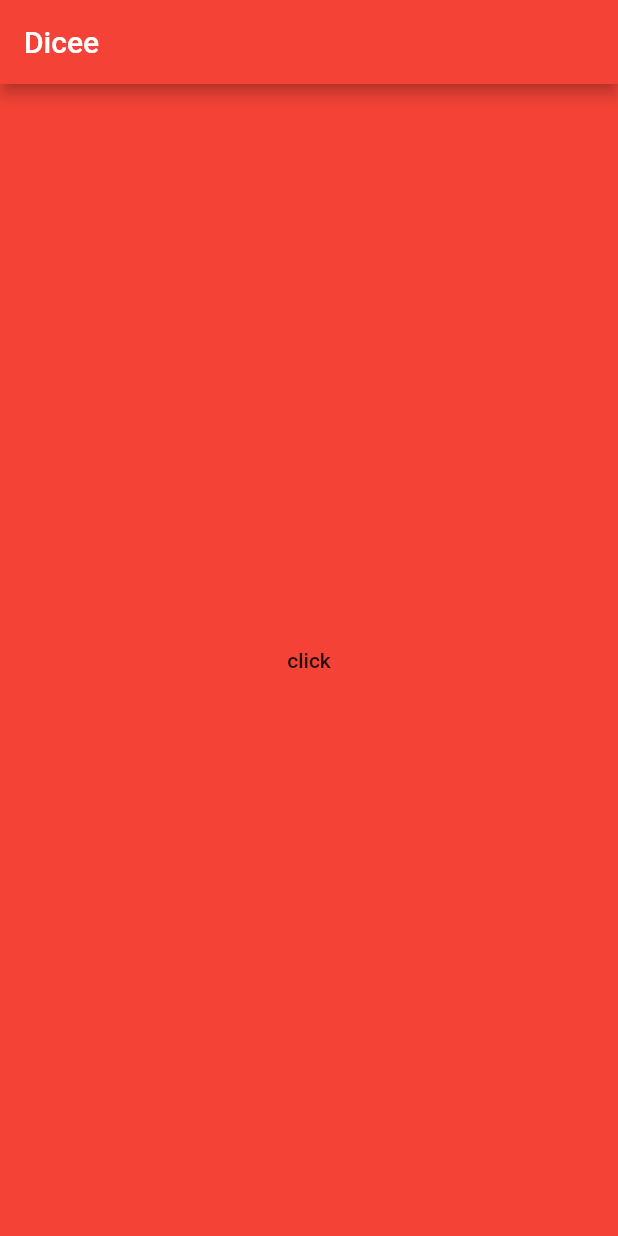
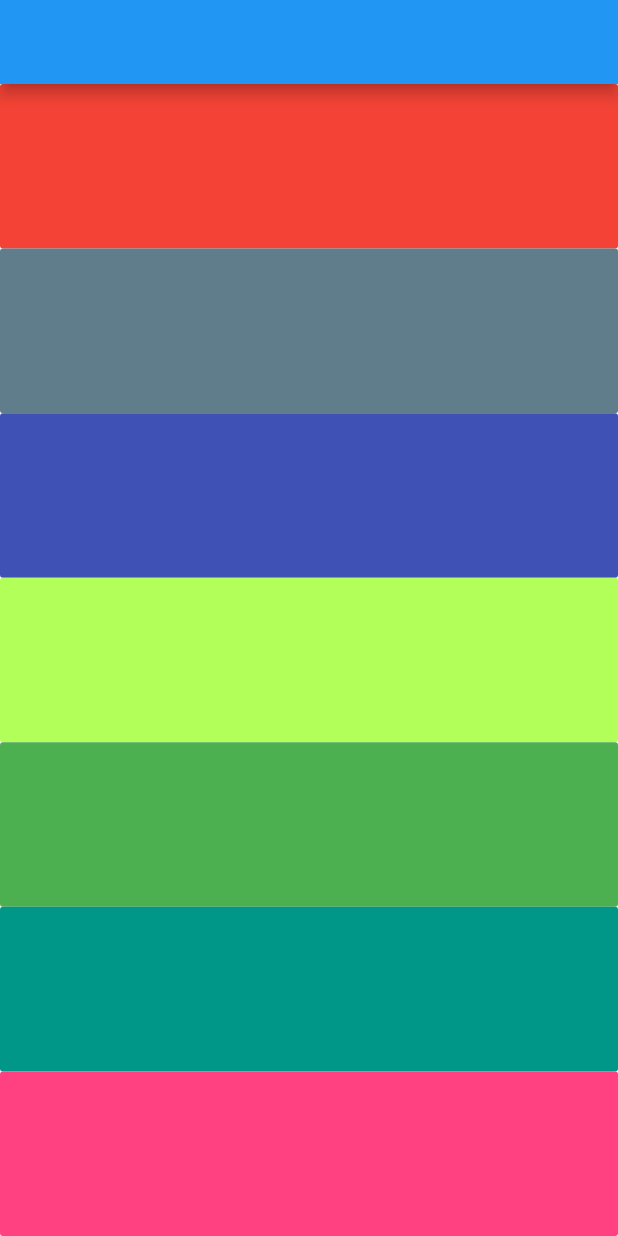
Before and after one commit to Hwan-seok/flutter_practice, a Flutter app: the screen it shows after launch, on a phone screen of 412 x 824 dp. Run offline on Flutter 3.47's test engine with Material 2 defaults, Android fonts, the light colour scheme and no system bars; our stand-ins replace audioplayers.

Commit message:
(practice app) made xylophone app

```diff
--- a/lib/main.dart
+++ b/lib/main.dart
@@ -1,25 +1,43 @@
 import 'package:audioplayers/audio_cache.dart';
 import 'package:flutter/material.dart';
 
-void main() {
-  return runApp(
-    MaterialApp(
+void main() => runApp(Xylo());
+
+class Xylo extends StatelessWidget {
+  void playSound(int number) {
+    final player = AudioCache();
+    player.play('note$number.wav');
+  }
+
+  Expanded span(int sNum, Color color) {
+    return Expanded(
+      child: FlatButton(
+        onPressed: () {
+          playSound(sNum);
+        },
+        color: color,
+      ),
+    );
+  }
+
+  @override
+  Widget build(BuildContext context) {
+    return MaterialApp(
       home: Scaffold(
-        backgroundColor: Colors.red,
-        appBar: AppBar(
-          title: Text('Dicee'),
-          backgroundColor: Colors.red,
-        ),
-        body: Center(
-          child: FlatButton(
-            onPressed: () {
-              final player = AudioCache();
-              player.play('note1.wav');
-            },
-            child: Text("click"),
-          ),
+        appBar: AppBar(),
+        body: Column(
+          crossAxisAlignment: CrossAxisAlignment.stretch,
+          children: <Widget>[
+            span(1, Colors.red),
+            span(2, Colors.blueGrey),
+            span(3, Colors.indigo),
+            span(4, Colors.lightGreenAccent),
+            span(5, Colors.green),
+            span(6, Colors.teal),
+            span(7, Colors.pinkAccent),
+          ],
         ),
       ),
-    ),
-  );
+    );
+  }
 }
```
